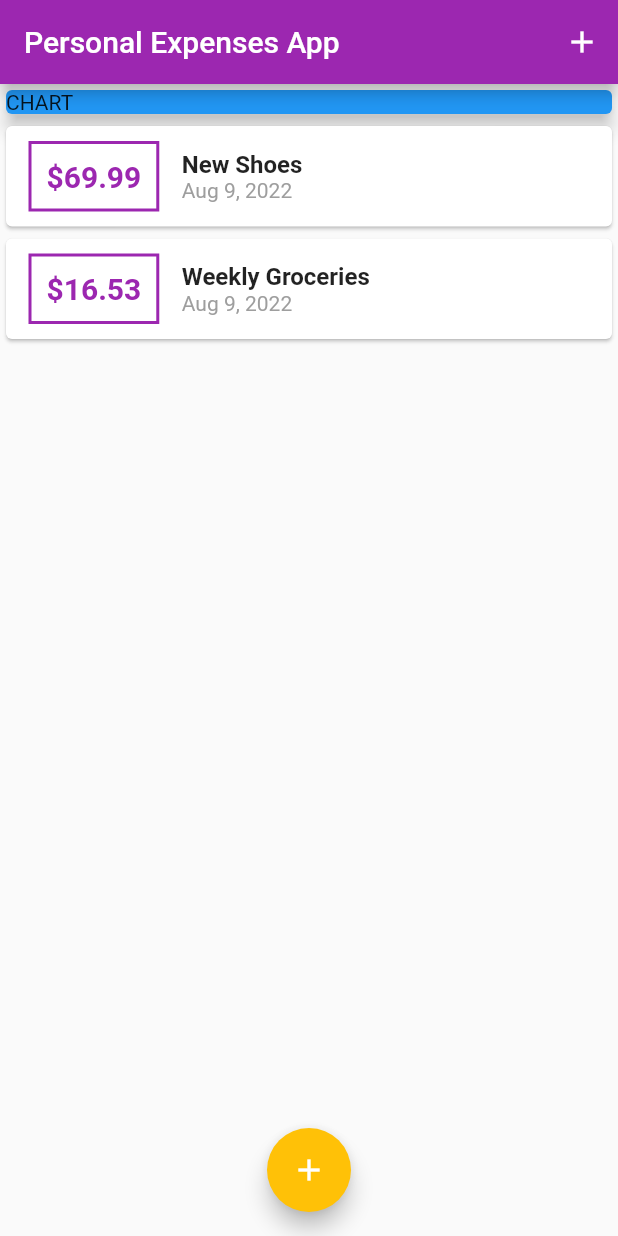
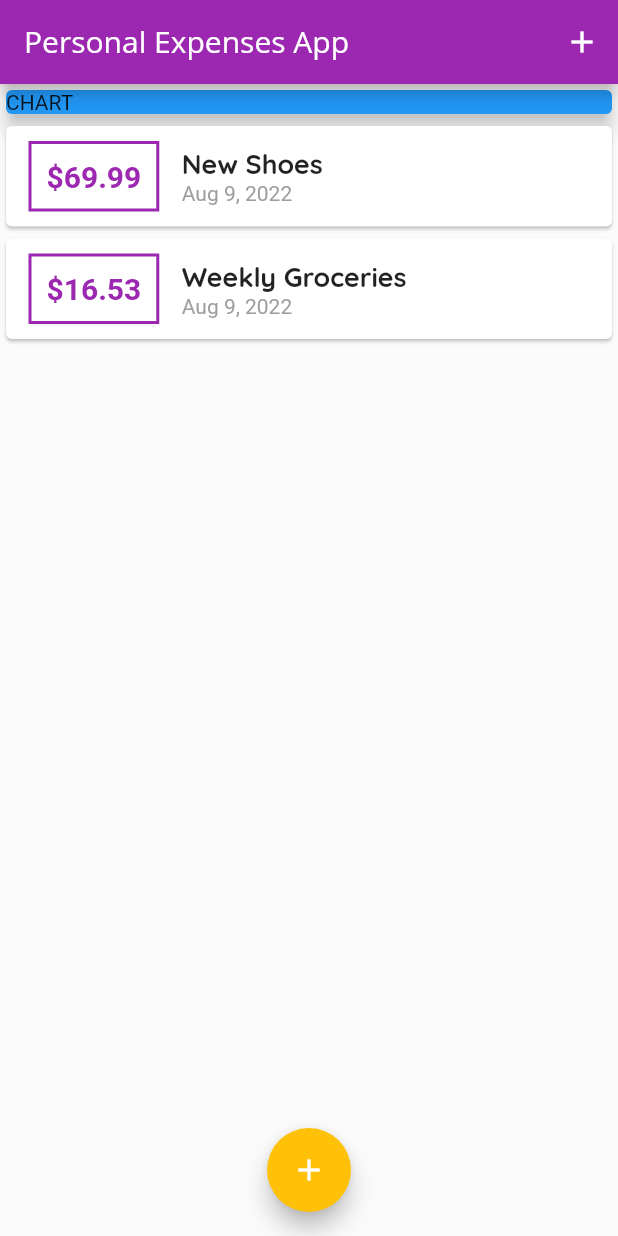
Before and after one commit to emersonmelomartins/flutter-learns, a Flutter app: the screen it shows after launch, on a phone screen of 412 x 824 dp. Run offline on Flutter 3.47's test engine with Material 2 defaults, Android fonts, the phone set to English and light mode, and no system bars; our stand-ins replace fluttertoast.

Commit message:
Adding fonts and using global font style

```diff
--- a/personal_expenses_app/lib/main.dart
+++ b/personal_expenses_app/lib/main.dart
@@ -52,6 +52,18 @@ class _MyAppState extends State<MyApp> {
 
     final ThemeData theme = ThemeData(
       primarySwatch: Colors.purple,
+      fontFamily: 'Quicksand',
+      appBarTheme: const AppBarTheme(
+        titleTextStyle: TextStyle(
+          fontFamily: "OpenSans",
+          fontSize: 20,
+        ),
+      ),
+      textTheme: ThemeData.light().textTheme.copyWith(
+              titleMedium: const TextStyle(
+            fontWeight: FontWeight.bold,
+            fontSize: 18,
+          )),
     );
 
     return MaterialApp(
@@ -63,7 +75,9 @@ class _MyAppState extends State<MyApp> {
       )),
       home: Scaffold(
           appBar: AppBar(
-            title: const Text("Personal Expenses App"),
+            title: const Text(
+              "Personal Expenses App",
+            ),
             actions: [
               Builder(
                 builder: (bCtx) => IconButton(
--- a/personal_expenses_app/lib/widgets/transaction_list.dart
+++ b/personal_expenses_app/lib/widgets/transaction_list.dart
@@ -41,10 +41,7 @@ class TransactionList extends StatelessWidget {
                   children: [
                     Text(
                       transactions[index].title,
-                      style: const TextStyle(
-                        fontSize: 16,
-                        fontWeight: FontWeight.bold,
-                      ),
+                      style: Theme.of(context).textTheme.titleMedium,
                     ),
                     Text(
                       DateFormat.yMMMd().format(transactions[index].date),
```
Also changed, not shown: personal_expenses_app/pubspec.yaml (+11 -11 lines), personal_expenses_app/assets/fonts/OpenSans-Bold.ttf (added), personal_expenses_app/assets/fonts/OpenSans-Regular.ttf (added), personal_expenses_app/assets/fonts/Quicksand-Bold.ttf (added), personal_expenses_app/assets/fonts/Quicksand-Light.ttf (added), personal_expenses_app/assets/fonts/Quicksand-Medium.ttf (added), personal_expenses_app/assets/fonts/Quicksand-Regular.ttf (added).
